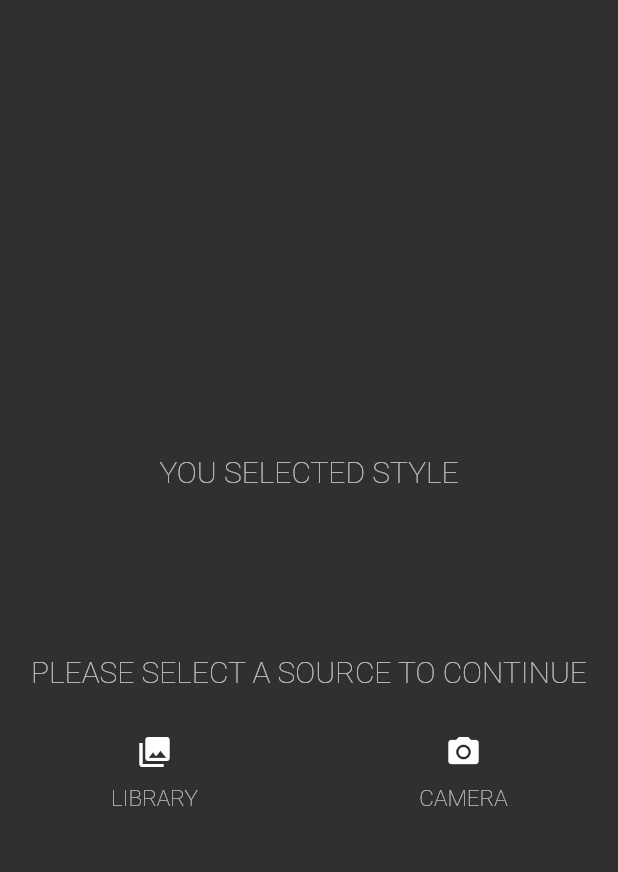
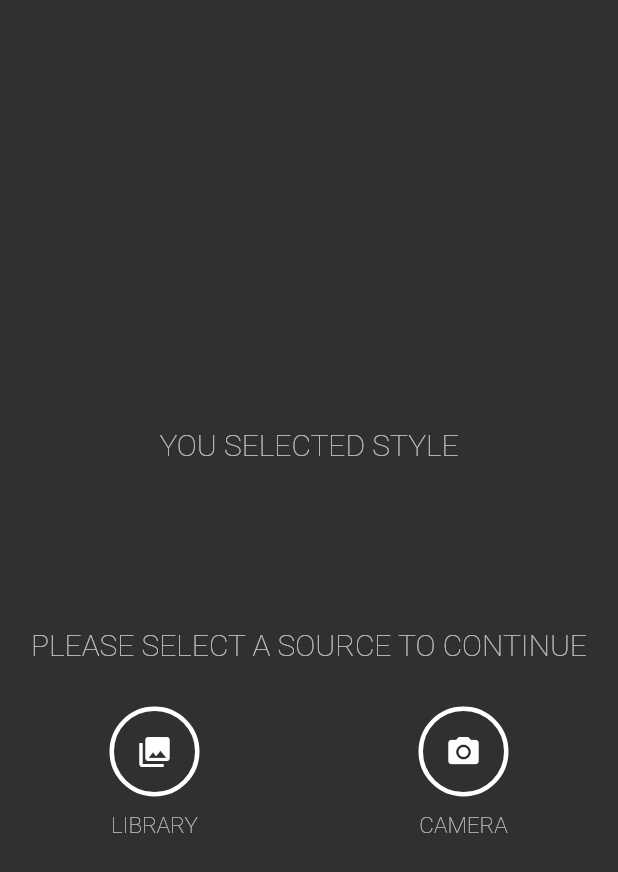
Before and after one commit to rusito-23/DeepApp, a Flutter app: the PickerScreen screen opened directly with empty values, on a phone screen of 412 x 824 dp. Shown: the top 872 px of the screen. Run offline on Flutter 3.47's test engine with Material 2 defaults, Android fonts, the phone set to English and light mode, and no system bars; missing offline and left inert: image_picker_modern.

Commit message:
[ button refactor into widget ]

```diff
--- a/lib/Screen/PickerScreen.dart
+++ b/lib/Screen/PickerScreen.dart
@@ -3,7 +3,7 @@ import 'dart:io';
 import 'package:image_picker_modern/image_picker_modern.dart';
 import '../Screen/ProcessScreen.dart';
 import '../Views/TextViews.dart';
-import '../Views/LoadingView.dart';
+import '../Views/ButtonViews.dart';
 import '../Model/StyleModel.dart';
 
 
@@ -29,21 +29,19 @@ class PickerScreen extends StatelessWidget {
         return Row(
             mainAxisAlignment: MainAxisAlignment.center,
             children: <Widget>[
-                Expanded(child:GestureDetector(
-                    child: Column(
-                            children: [
-                                Icon(Icons.photo_library),
-                                LabelView('Library')
-                            ]),
-                    onTap: () => startPicker(context, ImageSource.gallery)
+                Expanded(child: RoundButtonView(
+                        Icon(Icons.photo_library),
+                        'Library',
+                        () => startPicker(context, ImageSource.gallery),
+                        width: 60,
+                        height: 60,
                 )),
-                Expanded(child:GestureDetector(
-                    child: Column(
-                            children: [
-                                Icon(Icons.photo_camera),
-                                LabelView('Camera')
-                            ]),
-                    onTap: () => startPicker(context, ImageSource.camera)
+                Expanded(child: RoundButtonView(
+                        Icon(Icons.photo_camera),
+                        'Camera',
+                        () => startPicker(context, ImageSource.camera),
+                        width: 60,
+                        height: 60,
                 )),
             ]
         );
--- /dev/null
+++ b/lib/Views/ButtonViews.dart
@@ -0,0 +1,51 @@
+import 'package:flutter/material.dart';
+import '../Views/TextViews.dart';
+
+
+/// Button Round with white borders and image child!
+class RoundButtonView extends StatelessWidget {
+    final Widget _image;
+    final VoidCallback _callback;
+    final String _label;
+    final double width;
+    final double height;
+    final double borderRadius;
+
+    RoundButtonView(this._image,
+                    this._label,
+                    this._callback,
+                    { this.width = 100, this.height = 100, this.borderRadius = 80 });
+
+    Widget imageView(BuildContext context) {
+        return Container(
+            width: width,
+            height: height,
+            decoration: BoxDecoration(
+                borderRadius: BorderRadius.circular(borderRadius),
+                border: Border.all(
+                    color: Colors.white,
+                    width: 3,
+                )
+            ),
+            child: ClipRRect(
+                borderRadius: BorderRadius.circular(borderRadius),
+                child: _image,
+            ),
+        );
+    }
+
+    @override
+    Widget build(BuildContext context) {
+        return  InkWell(
+            onTap: _callback,
+            borderRadius: BorderRadius.circular(borderRadius),
+            splashColor: Colors.black,
+            child: Column(
+                children: [
+                    imageView(context),
+                    LabelView(_label)
+                ]
+            )
+        );
+    }
+}
```
Also changed, not shown: lib/Views/StyleCellView.dart (+15 -19 lines).
